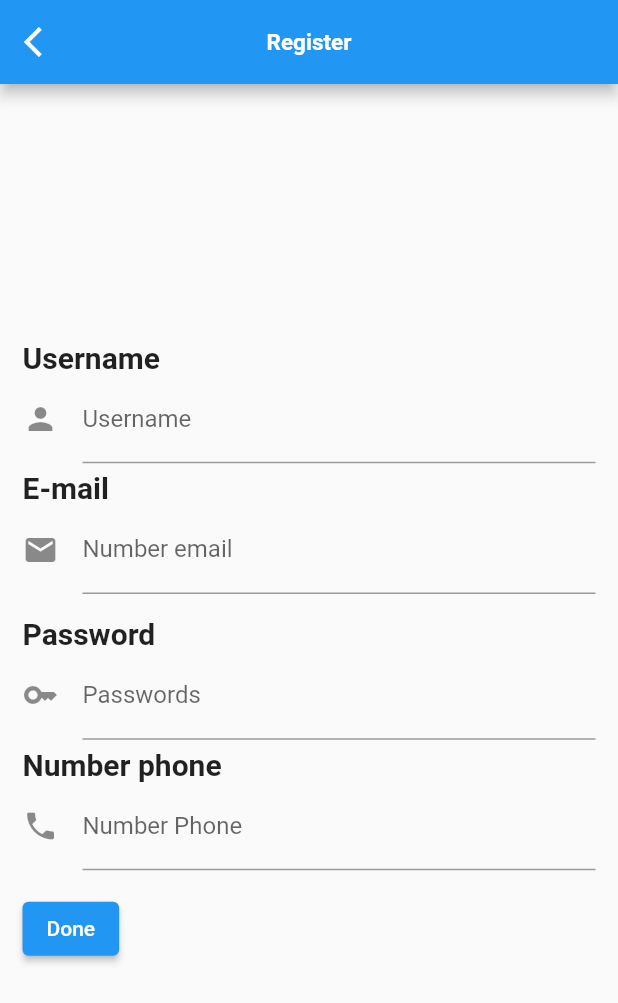
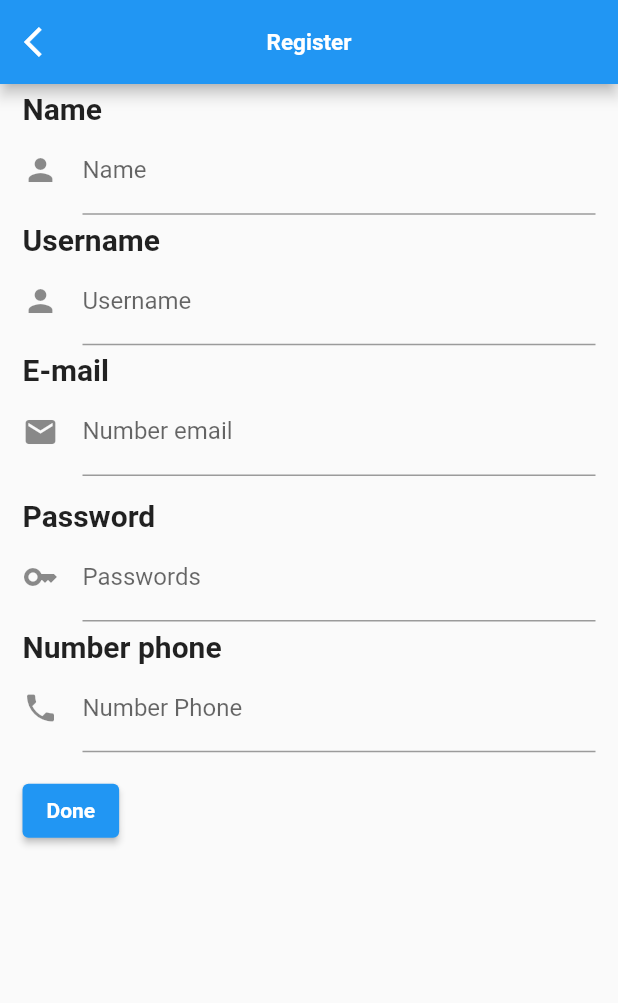
Before and after one commit to Thongek-wpm/flutter_application_login, a Flutter app: the RegisterUi screen opened directly, after a tap on "Done", on a phone screen of 412 x 824 dp. Shown: the top 1003 px of the screen. Run offline on Flutter 3.47's test engine with Material 2 defaults, Android fonts, the phone set to English and light mode, and no system bars; our stand-ins replace font_awesome_flutter.

Commit message:
updata profie & register

```diff
--- a/lib/model/profile.dart
+++ b/lib/model/profile.dart
@@ -5,9 +5,11 @@ class Profile {
   late String password;
   late String user;
   late String phone;
+  late String name;
   Profile(
       {required this.email,
       required this.password,
       required this.phone,
-      required this.user});
+      required this.user,
+      required this.name});
 }
--- a/lib/screens/register_ui.dart
+++ b/lib/screens/register_ui.dart
@@ -1,6 +1,7 @@
 // ignore_for_file: avoid_unnecessary_containers
 
 import 'package:flutter/material.dart';
+import 'package:flutter_application_foods/model/profile.dart';
 
 class RegisterUi extends StatefulWidget {
   const RegisterUi({super.key});
@@ -10,6 +11,10 @@ class RegisterUi extends StatefulWidget {
 }
 
 class _RegisterUiState extends State<RegisterUi> {
+  final formKey = GlobalKey<FormState>();
+  Profile profile =
+      Profile(email: '', name: '', password: '', user: '', phone: '');
+
   @override
   Widget build(BuildContext context) {
     return Scaffold(
@@ -27,11 +32,33 @@ class _RegisterUiState extends State<RegisterUi> {
         centerTitle: true,
       ),
       body: Container(
+        child: SingleChildScrollView(
           child: Form(
+            key: formKey,
             child: Column(
               mainAxisAlignment: MainAxisAlignment.center,
               crossAxisAlignment: CrossAxisAlignment.start,
               children: [
+                const Padding(
+                  padding: EdgeInsets.only(top: 5, left: 15, right: 15),
+                  child: Text(
+                    'Name',
+                    style: TextStyle(fontSize: 20, fontWeight: FontWeight.bold),
+                  ),
+                ),
+                Padding(
+                  padding: const EdgeInsets.only(top: 0.1, left: 15, right: 15),
+                  child: TextFormField(
+                    onSaved: (String? name) {
+                      profile.name = name!;
+                    },
+                    decoration: const InputDecoration(
+                      icon: Icon(Icons.person),
+                      labelText: 'Name',
+                      hintText: 'Enter Name',
+                    ),
+                  ),
+                ),
                 const Padding(
                   padding: EdgeInsets.only(top: 5, left: 15, right: 15),
                   child: Text(
@@ -42,6 +69,9 @@ class _RegisterUiState extends State<RegisterUi> {
                 Padding(
                   padding: const EdgeInsets.only(top: 0.1, left: 15, right: 15),
                   child: TextFormField(
+                    onSaved: (String? user) {
+                      profile.user = user!;
+                    },
                     decoration: const InputDecoration(
                       icon: Icon(Icons.person),
                       labelText: 'Username',
@@ -59,6 +89,10 @@ class _RegisterUiState extends State<RegisterUi> {
                 Padding(
                   padding: const EdgeInsets.only(top: 0.1, left: 15, right: 15),
                   child: TextFormField(
+                    onSaved: (String? email) {
+                      profile.email = email!;
+                    },
+                    keyboardType: TextInputType.emailAddress,
                     decoration: const InputDecoration(
                       icon: Icon(Icons.email),
                       labelText: 'Number email',
@@ -79,6 +113,10 @@ class _RegisterUiState extends State<RegisterUi> {
                 Padding(
                   padding: const EdgeInsets.only(top: 0.1, left: 15, right: 15),
                   child: TextFormField(
+                    onSaved: (String? password) {
+                      profile.password = password!;
+                    },
+                    obscureText: true,
                     decoration: const InputDecoration(
                       icon: Icon(Icons.key),
                       labelText: 'Passwords',
@@ -96,6 +134,10 @@ class _RegisterUiState extends State<RegisterUi> {
                 Padding(
                   padding: const EdgeInsets.only(top: 0.1, left: 15, right: 15),
                   child: TextFormField(
+                    onSaved: (String? phone) {
+                      profile.phone = phone!;
+                    },
+                    keyboardType: TextInputType.phone,
                     decoration: const InputDecoration(
                       icon: Icon(Icons.phone),
                       labelText: 'Number Phone',
@@ -104,14 +146,22 @@ class _RegisterUiState extends State<RegisterUi> {
                   ),
                 ),
                 Column(
-                mainAxisAlignment: MainAxisAlignment.start,
-                crossAxisAlignment: CrossAxisAlignment.start,
+                  mainAxisAlignment: MainAxisAlignment.end,
+                  crossAxisAlignment: CrossAxisAlignment.end,
                   children: [
                     Padding(
                       padding: const EdgeInsets.all(15),
                       child: ElevatedButton(
-                      onPressed: () {},
-                      child: const Text('Done'),
+                        onPressed: () {
+                          formKey.currentState!.save();
+                          formKey.currentState!.reset();
+                        },
+                        child: const Text(
+                          'Done',
+                          style: TextStyle(
+                            fontWeight: FontWeight.bold,
+                          ),
+                        ),
                       ),
                     )
                   ],
@@ -120,6 +170,7 @@ class _RegisterUiState extends State<RegisterUi> {
             ),
           ),
         ),
+      ),
     );
   }
 }
```
Lines whose indentation alone changed are shown as unchanged.
